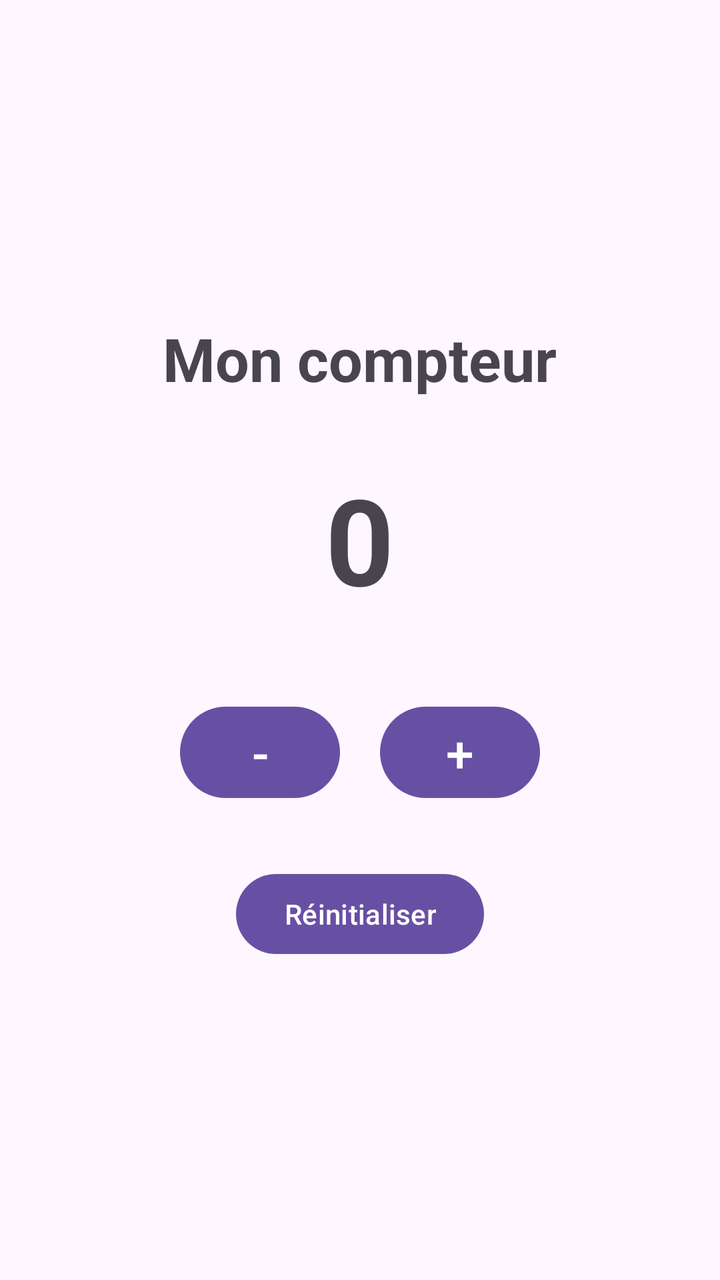
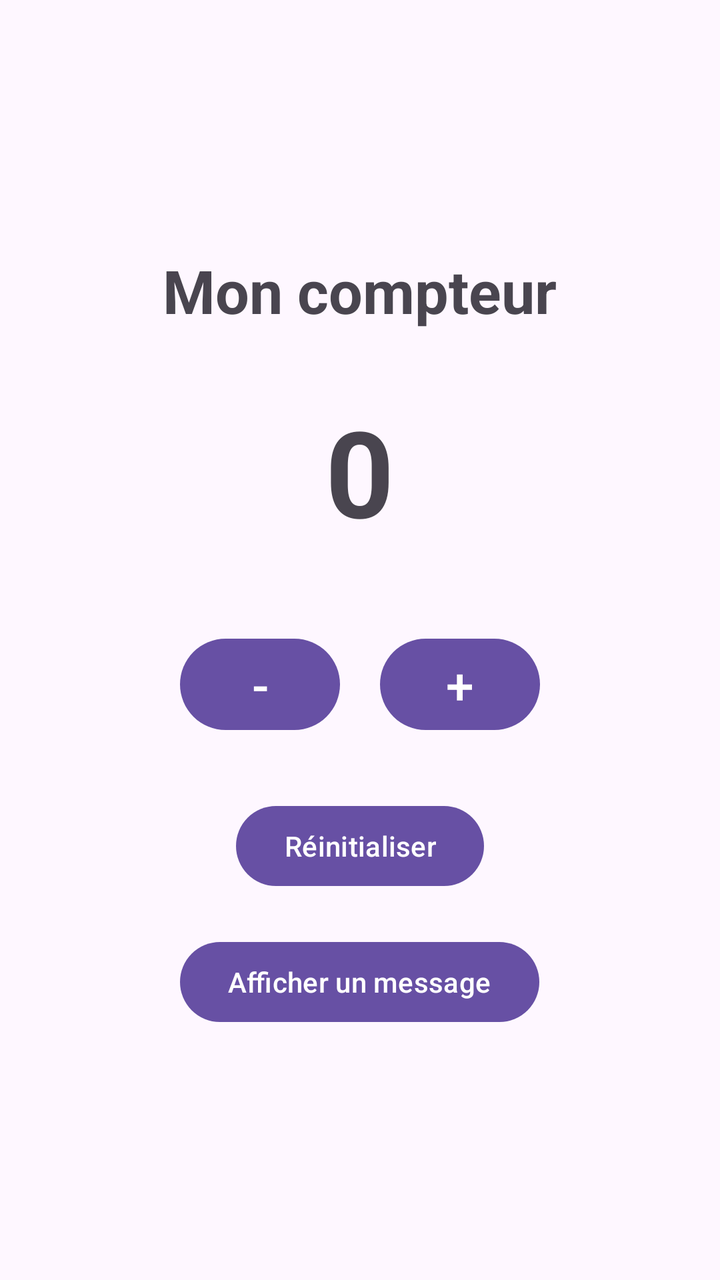

Screens rendered from an Android XML layout before and after an edit, with the pre-edit source and the edit as a unified diff.
<!-- AndroidManifest.xml: application theme Theme.CompteurAndroid -->
<!-- res/layout/activity_main.xml -->
<?xml version="1.0" encoding="utf-8"?>
<LinearLayout xmlns:android="http://schemas.android.com/apk/res/android"
    android:layout_width="match_parent"
    android:layout_height="match_parent"
    android:orientation="vertical"
    android:gravity="center"
    android:padding="30dp">

    <TextView
        android:id="@+id/textViewTitre"
        android:layout_width="wrap_content"
        android:layout_height="wrap_content"
        android:text="@string/titre_compteur"
        android:textSize="30sp"
        android:textStyle="bold"
        android:layout_marginBottom="30dp" />

    <TextView
        android:id="@+id/textViewCompteur"
        android:layout_width="wrap_content"
        android:layout_height="wrap_content"
        android:text="@string/valeur_initiale"
        android:textSize="60sp"
        android:textStyle="bold"
        android:layout_marginBottom="40dp" />

    <LinearLayout
        android:layout_width="wrap_content"
        android:layout_height="wrap_content"
        android:orientation="horizontal"
        android:gravity="center">

        <Button
            android:id="@+id/buttonDecrementer"
            android:layout_width="80dp"
            android:layout_height="wrap_content"
            android:text="@string/bouton_decrementer"
            android:textSize="25sp" />

        <Button
            android:id="@+id/buttonIncrementer"
            android:layout_width="80dp"
            android:layout_height="wrap_content"
            android:text="@string/bouton_incrementer"
            android:textSize="25sp"
            android:layout_marginStart="20dp" />

    </LinearLayout>

    <Button
        android:id="@+id/buttonReinitialiser"
        android:layout_width="wrap_content"
        android:layout_height="wrap_content"
        android:text="@string/bouton_reinitialiser"
        android:layout_marginTop="30dp" />

</LinearLayout>
<!-- resources referenced by this layout -->
<resources>
  <string name="bouton_decrementer">-</string>
  <string name="bouton_incrementer">+</string>
  <string name="bouton_reinitialiser">Réinitialiser</string>
  <string name="titre_compteur">Mon compteur</string>
  <string name="valeur_initiale">0</string>
  <style name="Theme.CompteurAndroid" parent="Base.Theme.CompteurAndroid" />
  <style name="Base.Theme.CompteurAndroid" parent="Theme.Material3.DayNight.NoActionBar">
          
          
      </style>
</resources>

<!-- the commit's change to res/layout/activity_main.xml (unified diff, before → after) -->
@@ -54,4 +54,11 @@
         android:text="@string/bouton_reinitialiser"
         android:layout_marginTop="30dp" />
 
+    <Button
+        android:id="@+id/buttonToast"
+        android:layout_width="wrap_content"
+        android:layout_height="wrap_content"
+        android:text="@string/bouton_toast"
+        android:layout_marginTop="20dp" />
+
 </LinearLayout>
<!-- resource entries referenced after the edit -->
@@ -3,6 +3,7 @@
   <string name="bouton_decrementer">-</string>
   <string name="bouton_incrementer">+</string>
   <string name="bouton_reinitialiser">Réinitialiser</string>
+  <string name="bouton_toast">Afficher un message</string>
   <string name="titre_compteur">Mon compteur</string>
   <string name="valeur_initiale">0</string>
   <style name="Theme.CompteurAndroid" parent="Base.Theme.CompteurAndroid" />
